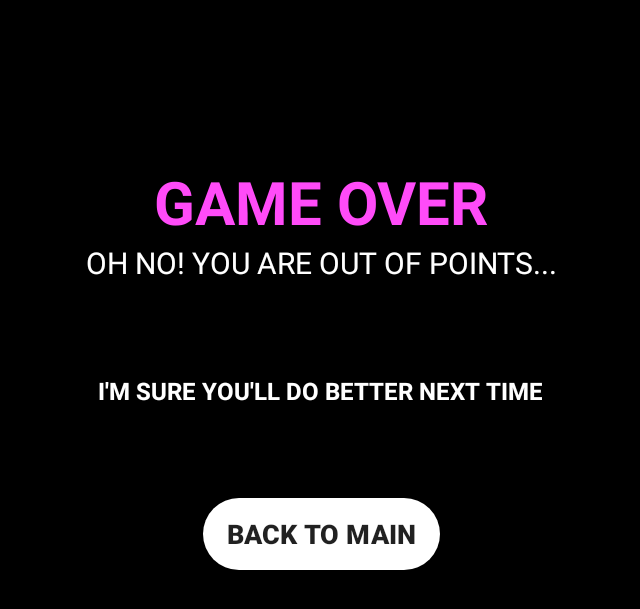
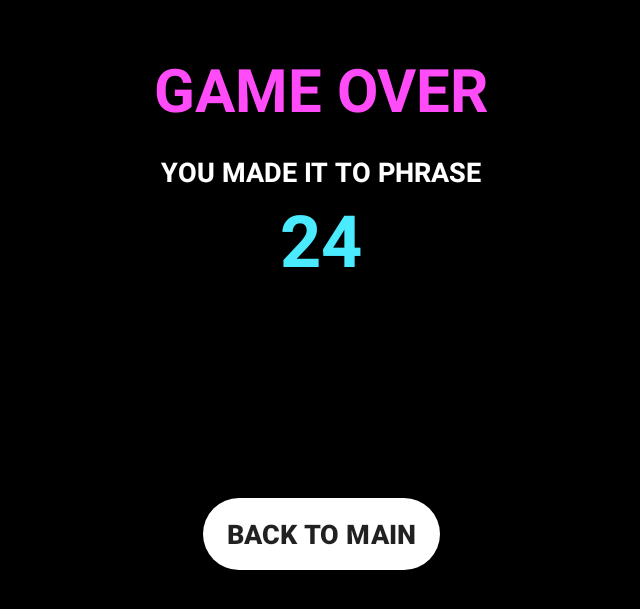
Before and after one commit to StaffanLjungqvist/ReVocalize, an Android app: the fragment GameOverFragment placed in its activity, on a phone screen of 824 x 412 dp (held sideways). Shown: the top 609 px of the screen, without its empty margins (297-937 px from the left). Run offline under Robolectric (Android 15) with nearby library versions, the phone set to English and light mode, and no system bars.

Commit message:
För mycket för att logga

```diff
--- a/app/src/main/java/se/staffanljungqvist/revocalize/ui/GameOverFragment.kt
+++ b/app/src/main/java/se/staffanljungqvist/revocalize/ui/GameOverFragment.kt
@@ -5,12 +5,18 @@ import android.os.Bundle
 import android.view.LayoutInflater
 import android.view.View
 import android.view.ViewGroup
+import android.widget.TextView
+import androidx.core.view.isVisible
 import androidx.fragment.app.Fragment
+import androidx.fragment.app.activityViewModels
 import se.staffanljungqvist.revocalize.R
 import se.staffanljungqvist.revocalize.databinding.FragmentGameOverBinding
+import se.staffanljungqvist.revocalize.viewmodels.IngameViewModel
 
 
 class GameOverFragment : Fragment() {
+
+    val model: IngameViewModel by activityViewModels()
 
     private var _binding: FragmentGameOverBinding? = null
     private val binding get() = _binding!!
@@ -32,6 +38,17 @@ class GameOverFragment : Fragment() {
         val gameOverPlayer = MediaPlayer.create(context, R.raw.game_over)
         gameOverPlayer.start()
 
+        val score = arguments?.getInt("score")
+        val isRecord = arguments?.getBoolean("isRecord")
+
+        if (score != null) {
+            view.findViewById<TextView>(R.id.tvFinalScore).text = (score + 1).toString()
+        }
+
+        if (isRecord == true) {
+            view.findViewById<TextView>(R.id.tvNewRecord).isVisible = true
+        }
+
         binding.btnBackToMain.setOnClickListener {
             requireActivity().supportFragmentManager.beginTransaction()
                 .replace(R.id.fragmentContainerView, StartFragment()).commit()
--- a/app/src/main/res/layout/fragment_game_over.xml
+++ b/app/src/main/res/layout/fragment_game_over.xml
@@ -11,39 +11,41 @@
         android:id="@+id/textView4"
         android:layout_width="wrap_content"
         android:layout_height="wrap_content"
+        android:layout_marginTop="32dp"
         android:text="GAME OVER"
         android:textColor="@color/pink"
         android:textSize="40sp"
         android:textStyle="bold"
-        app:layout_constraintBottom_toBottomOf="parent"
         app:layout_constraintEnd_toEndOf="parent"
         app:layout_constraintStart_toStartOf="parent"
-        app:layout_constraintTop_toTopOf="parent"
-        app:layout_constraintVertical_bias="0.3" />
+        app:layout_constraintTop_toTopOf="parent" />
 
     <TextView
         android:id="@+id/textView7"
         android:layout_width="wrap_content"
         android:layout_height="wrap_content"
-        android:text="OH NO! YOU ARE OUT OF POINTS..."
+        android:layout_marginTop="16dp"
+        android:text="YOU MADE IT TO PHRASE"
         android:textColor="@color/white"
-        android:textSize="20sp"
+        android:textSize="18sp"
+        android:textStyle="bold"
         app:layout_constraintEnd_toEndOf="parent"
         app:layout_constraintStart_toStartOf="parent"
         app:layout_constraintTop_toBottomOf="@+id/textView4" />
 
     <TextView
-        android:id="@+id/textView8"
+        android:id="@+id/tvNewRecord"
         android:layout_width="wrap_content"
         android:layout_height="wrap_content"
-        android:text="I'M SURE YOU'LL DO BETTER NEXT TIME"
-        android:textColor="@color/white"
-        android:textSize="16sp"
+        android:text="NEW RECORD!"
+        android:textColor="@color/green"
+        android:textSize="32sp"
         android:textStyle="bold"
+        android:visibility="invisible"
         app:layout_constraintBottom_toTopOf="@+id/btnBackToMain"
         app:layout_constraintEnd_toEndOf="parent"
         app:layout_constraintStart_toStartOf="parent"
-        app:layout_constraintTop_toBottomOf="@+id/textView7" />
+        app:layout_constraintTop_toBottomOf="@+id/tvFinalScore" />
 
     <Button
         android:id="@+id/btnBackToMain"
@@ -58,4 +60,16 @@
         app:layout_constraintBottom_toBottomOf="parent"
         app:layout_constraintEnd_toEndOf="parent"
         app:layout_constraintStart_toStartOf="parent" />
+
+    <TextView
+        android:id="@+id/tvFinalScore"
+        android:layout_width="wrap_content"
+        android:layout_height="wrap_content"
+        android:text="24"
+        android:textColor="@color/silver"
+        android:textSize="48sp"
+        android:textStyle="bold"
+        app:layout_constraintEnd_toEndOf="parent"
+        app:layout_constraintStart_toStartOf="parent"
+        app:layout_constraintTop_toBottomOf="@+id/textView7" />
 </androidx.constraintlayout.widget.ConstraintLayout>
```
Also changed, not shown: app/src/main/java/se/staffanljungqvist/revocalize/ui/ExitFragment.kt (+13 -1 lines), app/src/main/java/se/staffanljungqvist/revocalize/ui/InGameFragment.kt (+28 -9 lines), app/src/main/java/se/staffanljungqvist/revocalize/ui/SuccessFragment.kt (+20 -14 lines), app/src/main/java/se/staffanljungqvist/revocalize/viewmodels/IngameViewModel.kt (+18 -10 lines), app/src/main/res/layout/fragment_in_game.xml (+7 -3 lines), app/src/main/res/layout/fragment_score.xml (+12 -11 lines), app/src/main/res/layout/fragment_success.xml (+7 -6 lines).
